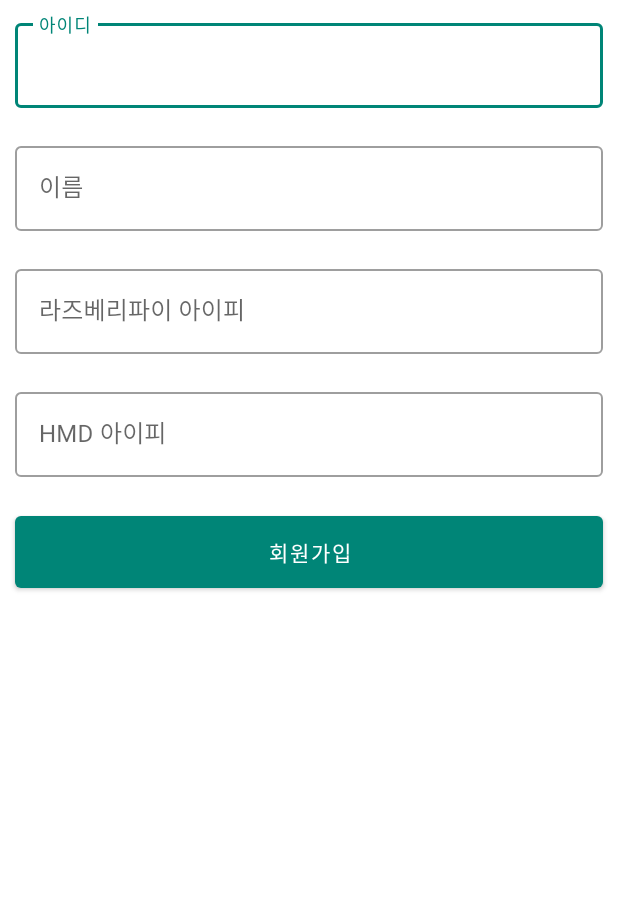
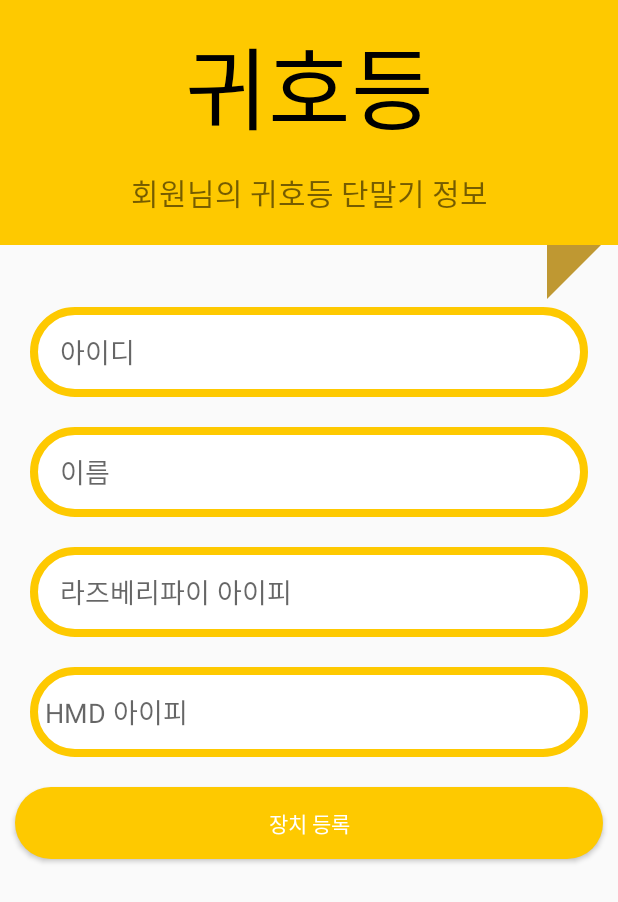
Before and after one commit to coding-polarbear/HALF-App, an Android app: the layout activity_device_register.xml on its own in the app's theme, with its tools: preview values and no code run, on a phone screen of 412 x 824 dp. Shown: the top 902 px of the screen. Run offline under Robolectric (Android 15) with nearby library versions, the phone set to English and light mode, and no system bars.

Commit message:
디자인 입히기

```diff
--- a/app/src/main/java/kr/purplebeen/half/MainActivity.java
+++ b/app/src/main/java/kr/purplebeen/half/MainActivity.java
@@ -23,7 +23,6 @@ public class MainActivity extends AppCompatActivity {
 
         init();
         try {
-            Log.d("asdf", "asdf");
             setSocket();
         } catch (URISyntaxException e) {
             e.printStackTrace();
@@ -36,7 +35,6 @@ public class MainActivity extends AppCompatActivity {
     }
 
     private void setSocket() throws URISyntaxException {
-        Log.e("asdf2", "asdf");
         socket = IO.socket("http://10.27.2.150:3001");
         socket.on("result", (Emitter.Listener) args -> {
             runOnUiThread(() -> {
--- /dev/null
+++ b/app/src/main/res/drawable/background_yellow_rectangle.xml
@@ -0,0 +1,10 @@
+<?xml version="1.0" encoding="utf-8"?>
+<shape
+    xmlns:android="http://schemas.android.com/apk/res/android"
+    android:shape="rectangle">
+
+    <corners android:radius="30dp" />
+    <!--<stroke android:color="#858c94" android:width="2dp" />-->
+    <solid android:color="@color/colorPrimary" />
+
+</shape>
--- /dev/null
+++ b/app/src/main/res/drawable/edittext_round.xml
@@ -0,0 +1,10 @@
+<?xml version="1.0" encoding="utf-8"?>
+<shape
+    xmlns:android="http://schemas.android.com/apk/res/android"
+    android:shape="rectangle">
+
+    <corners android:radius="30dp" />
+    <stroke android:color="#FEC900" android:width="5dp" />
+    <solid android:color="#ffffff" />
+
+</shape>
--- /dev/null
+++ b/app/src/main/res/drawable/triangle.xml
@@ -0,0 +1,12 @@
+<?xml version="1.0" encoding="utf-8"?>
+<vector xmlns:android="http://schemas.android.com/apk/res/android"
+    android:width="36dp"
+    android:height="36dp"
+    android:viewportHeight="100"
+    android:viewportWidth="100" >
+
+    <path
+        android:fillColor="#BF9832"
+        android:pathData="M 0,0 L 100,0 0,100 z" />
+
+</vector>
--- a/app/src/main/res/layout/activity_device_register.xml
+++ b/app/src/main/res/layout/activity_device_register.xml
@@ -6,78 +6,119 @@
     android:layout_height="match_parent"
     tools:context=".DeviceRegisterActivity">
 
-    <com.google.android.material.textfield.TextInputLayout
+    <LinearLayout
         android:layout_width="match_parent"
         android:layout_height="wrap_content"
-        android:id="@+id/idLayout"
-        android:layout_margin="10dp"
+        android:id="@+id/header"
+        android:orientation="vertical">
 
-        style="@style/Widget.MaterialComponents.TextInputLayout.OutlinedBox">
 
-        <com.google.android.material.textfield.TextInputEditText
+            <LinearLayout
                 android:layout_width="match_parent"
                 android:layout_height="wrap_content"
-            android:id="@+id/editId"
-            android:inputType="text"
-            android:hint="아이디"/>
-    </com.google.android.material.textfield.TextInputLayout>
+                android:background="@color/colorPrimary"
+                android:orientation="vertical">
 
-    <com.google.android.material.textfield.TextInputLayout
+                <TextView
                     android:layout_width="match_parent"
                     android:layout_height="wrap_content"
-        android:layout_below="@+id/idLayout"
-        android:id="@+id/nameLayout"
-        android:layout_margin="10dp"
-        style="@style/Widget.MaterialComponents.TextInputLayout.OutlinedBox">
+                    android:gravity="center"
+                    android:lineSpacingExtra="6sp"
+                    android:padding="12dp"
+                    android:text="귀호등"
+                    android:textColor="@android:color/black"
+                    android:textSize="60dp" />
+                <TextView
+                    android:layout_width="match_parent"
+                    android:layout_height="wrap_content"
+                    android:gravity="center"
+                    android:layout_marginBottom="20dp"
+                    android:textSize="20dp"
+                    android:text="회원님의 귀호등 단말기 정보"/>
 
-        <com.google.android.material.textfield.TextInputEditText
+            </LinearLayout>
+        <RelativeLayout
+            android:layout_width="match_parent"
+            android:layout_height="wrap_content">
+
+            <ImageView
+                android:layout_width="wrap_content"
+                android:layout_height="wrap_content"
+                android:layout_alignParentRight="true"
+                android:layout_marginRight="11dp"
+                android:src="@drawable/triangle" />
+        </RelativeLayout>
+    </LinearLayout>
+
+    <EditText
+        android:layout_below="@+id/header"
+        android:background="@drawable/edittext_round"
+        android:layout_width="match_parent"
+        android:layout_height="60dp"
+        android:id="@+id/editId"
+        android:paddingLeft="20dp"
+        android:inputType="text"
+        android:layout_marginTop="5dp"
+        android:layout_marginBottom="10dp"
+        android:layout_marginLeft="20dp"
+        android:layout_marginRight="20dp"
+        android:hint="아이디"/>
+
+    <EditText
+        android:layout_below="@+id/editId"
+        android:background="@drawable/edittext_round"
         android:id="@+id/editName"
         android:layout_width="match_parent"
-            android:layout_height="wrap_content"
+        android:layout_height="60dp"
+        android:paddingLeft="20dp"
+        android:layout_marginTop="10dp"
+        android:layout_marginBottom="10dp"
+        android:layout_marginLeft="20dp"
+        android:layout_marginRight="20dp"
         android:inputType="text"
         android:hint="이름"/>
-    </com.google.android.material.textfield.TextInputLayout>
 
-    <com.google.android.material.textfield.TextInputLayout
+    <EditText
+        android:layout_below="@+id/editName"
+        android:background="@drawable/edittext_round"
+        android:id="@+id/editRpiIp"
+        android:layout_width="match_parent"
+        android:layout_height="60dp"
+        android:paddingLeft="20dp"
+        android:inputType="number|numberDecimal"
+        android:digits="0123456789."
+        android:layout_marginTop="10dp"
+        android:layout_marginBottom="10dp"
+        android:layout_marginLeft="20dp"
+        android:layout_marginRight="20dp"
+        android:hint="라즈베리파이 아이피"/>
+
+    <EditText
+        android:background="@drawable/edittext_round"
+        android:layout_below="@+id/editRpiIp"
+        android:id="@+id/editHmdIp"
+        android:layout_width="match_parent"
+        android:layout_height="60dp"
+        android:inputType="number|numberDecimal"
+        android:digits="0123456789."
+        android:layout_marginTop="10dp"
+        android:layout_marginBottom="10dp"
+        android:layout_marginLeft="20dp"
+        android:layout_marginRight="20dp"
+        android:paddingLeft="10dp"
+        android:hint="HMD 아이피"/>
+
+    <Button
+        android:background="@drawable/background_yellow_rectangle"
+        android:id="@+id/registerButton"
         android:layout_width="match_parent"
         android:layout_height="wrap_content"
-        android:layout_below="@+id/nameLayout"
-        android:id="@+id/rpiIpEditLayout"
-        android:layout_margin="10dp"
-        style="@style/Widget.MaterialComponents.TextInputLayout.OutlinedBox">
-
-        <com.google.android.material.textfield.TextInputEditText
-            android:id="@+id/editRpiIp"
-            android:layout_width="match_parent"
-            android:layout_height="wrap_content"
-            android:inputType="number|numberDecimal"
-            android:digits="0123456789."
-            android:hint="라즈베리파이 아이피"/>
-    </com.google.android.material.textfield.TextInputLayout>
-
-    <com.google.android.material.textfield.TextInputLayout
-        android:layout_width="match_parent"
-        android:layout_height="wrap_content"
-        android:layout_below="@+id/rpiIpEditLayout"
-        android:id="@+id/hmdEditLayout"
-        android:layout_margin="10dp"
-        style="@style/Widget.MaterialComponents.TextInputLayout.OutlinedBox">
-
-        <com.google.android.material.textfield.TextInputEditText
-            android:id="@+id/editHmdIp"
-            android:layout_width="match_parent"
-            android:layout_height="wrap_content"
-            android:inputType="number|numberDecimal"
-            android:digits="0123456789."
-            android:hint="HMD 아이피"/>
-    </com.google.android.material.textfield.TextInputLayout>
-    <com.google.android.material.button.MaterialButton
-        android:id="@+id/registerButton"
-        android:layout_width="match_parent"
-        android:layout_height="60dp"
-        android:layout_below="@+id/hmdEditLayout"
+        android:layout_marginTop="10dp"
+        android:layout_marginLeft="40dp"
+        android:layout_marginRight="30dp"
+        android:layout_below="@+id/editHmdIp"
         android:textColor="@android:color/white"
         android:layout_margin="10dp"
-        android:text="회원가입"/>
+        android:text="장치 등록"/>
 
 </RelativeLayout>
--- a/app/src/main/res/values/colors.xml
+++ b/app/src/main/res/values/colors.xml
@@ -1,6 +1,9 @@
 <?xml version="1.0" encoding="utf-8"?>
 <resources>
-    <color name="colorPrimary">#008577</color>
-    <color name="colorPrimaryDark">#00574B</color>
-    <color name="colorAccent">#D81B60</color>
+    <color name="colorPrimary">#fec900</color>
+    <color name="colorPrimaryDark">#fec900</color>
+    <color name="colorAccent">#fec900</color>
+    <color name="textColor">#ffffff</color>
+    <color name="backgroundColor">#fec900</color>
+    <color name="chatcolor">#f1fffa</color>
 </resources>
--- a/app/src/main/res/values/styles.xml
+++ b/app/src/main/res/values/styles.xml
@@ -1,11 +1,13 @@
 <resources>
 
     <!-- Base application theme. -->
-    <style name="AppTheme" parent="Theme.MaterialComponents.Light.DarkActionBar">
+    <style name="AppTheme" parent="Theme.AppCompat.Light.NoActionBar">
         <!-- Customize your theme here. -->
+        <item name="windowActionBar">false</item>
         <item name="colorPrimary">@color/colorPrimary</item>
         <item name="colorPrimaryDark">@color/colorPrimaryDark</item>
-        <item name="colorAccent">@color/colorAccent</item>
+        <item name="windowNoTitle">true</item>
     </style>
 
+    <style name="AppTheme.PopupOverlay" parent="ThemeOverlay.AppCompat.Light" />
 </resources>
--- a/build.gradle
+++ b/build.gradle
@@ -1,6 +1,7 @@
 // Top-level build file where you can add configuration options common to all sub-projects/modules.
 
 buildscript {
+    ext.kotlin_version = '1.3.10'
 
     repositories {
         google()
@@ -8,7 +9,7 @@ buildscript {
     }
     dependencies {
         classpath 'com.android.tools.build:gradle:3.2.1'
-
+        classpath "org.jetbrains.kotlin:kotlin-gradle-plugin:$kotlin_version"
 
         // NOTE: Do not place your application dependencies here; they belong
         // in the individual module build.gradle files
```
Also changed, not shown: app/build.gradle (+7 -2 lines), app/src/main/AndroidManifest.xml (+7 -3 lines), app/src/main/java/kr/purplebeen/half/DeviceRegisterActivity.java (deleted, +0 -71 lines), app/src/main/java/kr/purplebeen/half/DeviceRegisterActivity.kt (added, +53 -0 lines), app/src/main/java/kr/purplebeen/half/SplashActivity.kt (added, +23 -0 lines), app/src/main/res/drawable/edittext_rectangle.xml (added, +8 -0 lines), app/src/main/res/layout/activity_splash.xml (added, +17 -0 lines), app/src/main/res/drawable/splash.png (added). Lines whose indentation alone changed are shown as unchanged.
